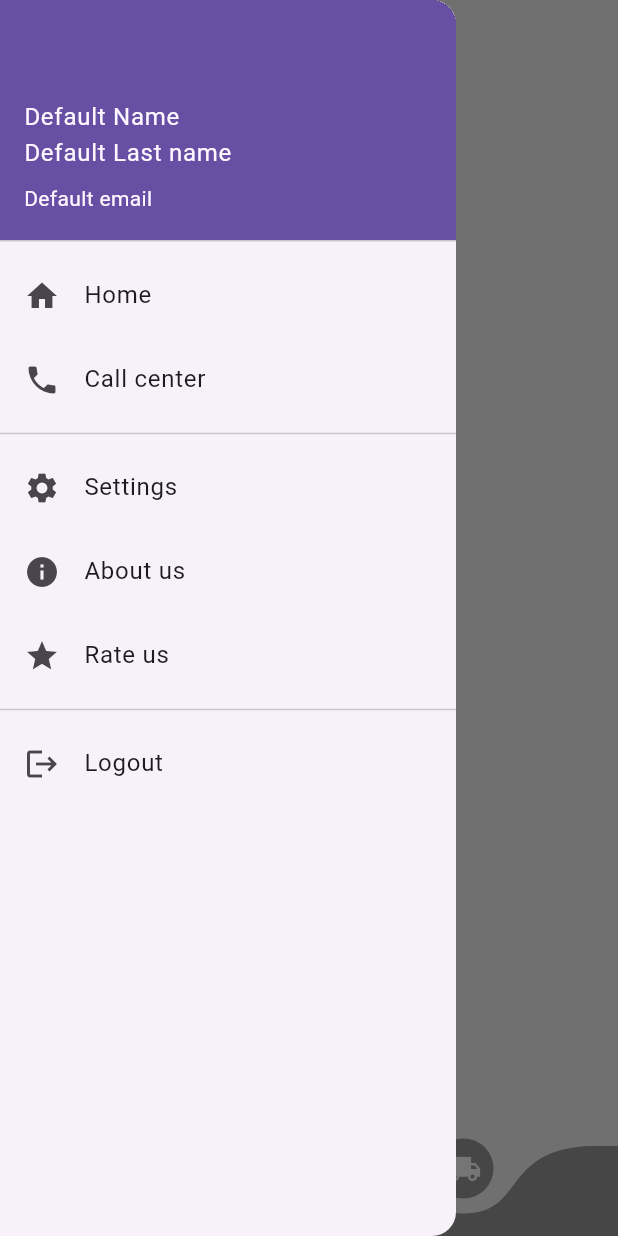
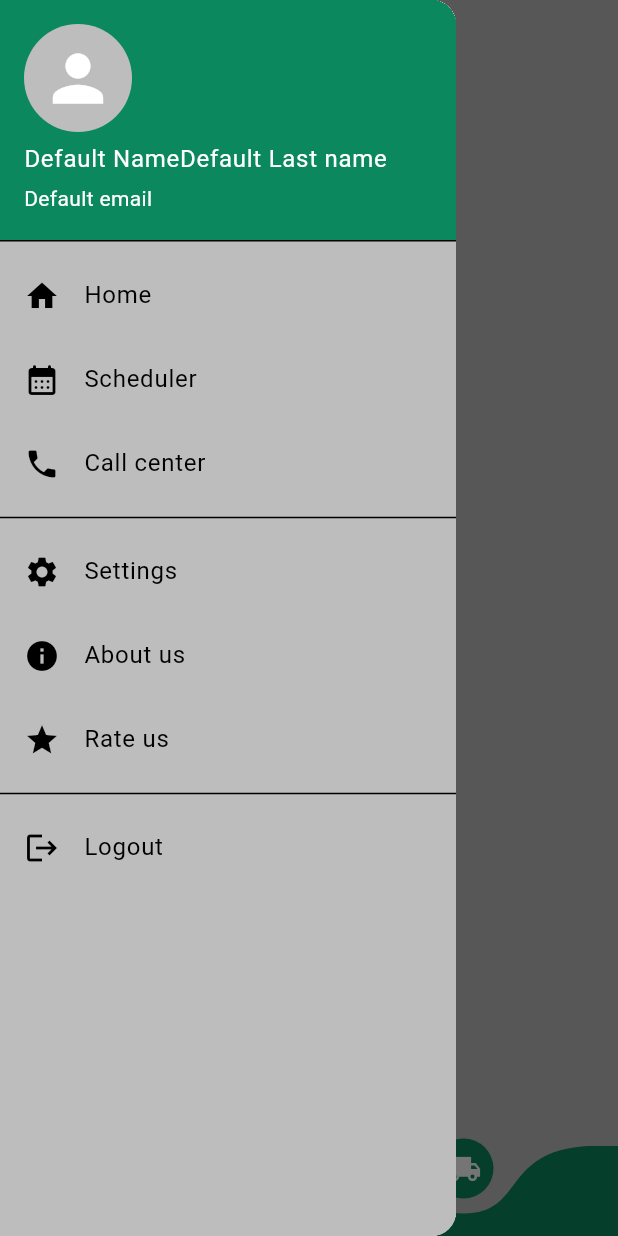
Before and after one commit to Vercixxx/fdfms_app, a Flutter app: the MainPage screen opened directly, item 2 of the bottom bar chosen, with the side drawer open, on a phone screen of 412 x 824 dp. Run offline on Flutter 3.47's test engine with Material 3 defaults, Android fonts, the phone set to English and light mode, and no system bars; drawn by our look-alikes of curved_labeled_navigation_bar; our stand-ins replace flutter_slidable, get_storage, material_design_icons_flutter, slide_to_act, table_calendar; missing offline and left inert: animated_snack_bar; accounts and stored records are empty; generated files the repository leaves out were written again; network calls fail.

Commit message:
Add new dependencies and update theme

```diff
--- a/lib/main.dart
+++ b/lib/main.dart
@@ -5,6 +5,7 @@ import 'package:get_storage/get_storage.dart';
 
 // My pages
 import 'pages/login_page.dart';
+import 'theme/theme.dart';
 
 void main() async {
   await GetStorage.init();
@@ -20,6 +21,8 @@ class MyApp extends StatelessWidget {
       debugShowCheckedModeBanner: false,
       title: 'FDFMS',
       home: LoginPage(),
+      theme: lightMode,
+      darkTheme: darkMode,
     );
   }
 }
--- a/lib/pages/delivery_home.dart
+++ b/lib/pages/delivery_home.dart
@@ -6,7 +6,7 @@ class DeliveryHome extends StatelessWidget {
   @override
   Widget build(BuildContext context) {
     return Scaffold(
-      backgroundColor: Colors.grey.shade100,
+      backgroundColor: Theme.of(context).colorScheme.background,
       body: Center(
         child: Column(
           mainAxisAlignment: MainAxisAlignment.center,
@@ -19,14 +19,13 @@ class DeliveryHome extends StatelessWidget {
                   children: [
                     Icon(
                       Icons.delivery_dining,
-                      color: Colors.blue
-                          .withOpacity(0.2), // make it semi-transparent
-                      size: 100.0, // adjust size as needed
+                      color: Colors.blue.withOpacity(0.2),
+                      size: 200.0,
                     ),
                     const Text(
                       'Your orders will appear here',
                       style: TextStyle(
-                        fontSize: 12,
+                        fontSize: 15,
                         fontWeight: FontWeight.bold,
                       ),
                     ),
--- a/lib/pages/login_page.dart
+++ b/lib/pages/login_page.dart
@@ -53,9 +53,9 @@ class _LoginPageState extends State<LoginPage> {
         begin: Alignment.topLeft,
         end: Alignment.bottomRight,
         colors: [
-          Color.fromARGB(255, 107, 199, 89),
-          Color.fromARGB(223, 87, 71, 143),
-          Color.fromARGB(255, 124, 62, 62),
+          Color.fromARGB(255, 12, 136, 95),
+          Color.fromARGB(113, 255, 255, 255),
+          Color.fromARGB(144, 250, 0, 217),
         ],
       )),
       child: Scaffold(
--- a/lib/pages/main_page.dart
+++ b/lib/pages/main_page.dart
@@ -33,8 +33,8 @@ class _MainPageState extends State<MainPage> {
 
       // Bottom menu
       bottomNavigationBar: CurvedNavigationBar(
-          backgroundColor: Colors.grey.shade100,
-          color: Color.fromARGB(97, 3, 0, 7),
+          backgroundColor: Theme.of(context).colorScheme.background,
+          color: Color.fromARGB(255, 12, 136, 95),
           animationDuration: const Duration(milliseconds: 200),
           height: 60,
           items: const [
@@ -60,25 +60,23 @@ class _MainPageState extends State<MainPage> {
 
       appBar: AppBar(
         centerTitle: true,
-        backgroundColor: Colors.grey.shade100,
+        backgroundColor: Theme.of(context).colorScheme.background,
         title: Text(
           _page == 0 ? 'Home' : 'Delivery',
-          style: TextStyle(
+          style: const TextStyle(
             fontSize: 20,
-            color: Color.fromARGB(255, 0, 0, 0),
             fontWeight: FontWeight.bold,
           ),
         ),
       ),
 
       body: Container(
-        color: Colors.deepPurple,
         child: Center(
           child: (_page == 0)
               ? FdfmsHome()
               : (_page == 1)
                   ? DeliveryHome()
-                  : Container(), // default case if _page is not 0 or 1
+                  : Container(),
         ),
       ),
     );
--- a/lib/pages/menu.dart
+++ b/lib/pages/menu.dart
@@ -1,36 +1,27 @@
 import 'package:flutter/material.dart';
 import 'package:get_storage/get_storage.dart';
+import 'package:flutter_slidable/flutter_slidable.dart';
 
-// Alert
-import '../components/alert.dart';
+// LogoutDialog
+import '../components/logout_dialog.dart';
 
 // My pages
 import '../pages/login_page.dart';
+import '../pages/settings.dart';
+import '../pages/scheduler.dart';
 
 class NavBar extends StatelessWidget {
   NavBar({Key? key}) : super(key: key);
 
   final storage = GetStorage();
 
-  void showMyDialog(
+  void invokeLogoutDialog(
     BuildContext context,
-      String title,
-      String dialogContext,
-      String leftButton,
-      String rightButton,
-      VoidCallback? leftButtonFunction,
-      VoidCallback? rightButtonFunction) {
+  ) {
     showDialog(
       context: context,
       builder: (BuildContext context) {
-        return MyDialog(
-          title: title,
-          context: dialogContext,
-          leftButton: leftButton,
-          rightButton: rightButton,
-          leftButtonFunction: leftButtonFunction!,
-          rightButtonFunction: rightButtonFunction!,
-        );
+        return LogoutDialog();
       },
     );
   }
@@ -38,31 +29,36 @@ class NavBar extends StatelessWidget {
   @override
   Widget build(BuildContext context) {
     Map<String, dynamic>? userData = storage.read('user_data');
-    String first_name =
+    String firstName =
         userData != null ? userData['first_name'] : 'Default Name';
-    String last_name =
+    String lastName =
         userData != null ? userData['last_name'] : 'Default Last name';
     String email = userData != null ? userData['email'] : 'Default email';
 
     return Drawer(
+      child: Container(
+        color: Theme.of(context).colorScheme.background,
         child: ListView(
           children: [
             UserAccountsDrawerHeader(
-            accountName: Column(
+              decoration: const BoxDecoration(
+                color: Color.fromARGB(255, 12, 136, 95),
+              ),
+              accountName: Row(
                 crossAxisAlignment: CrossAxisAlignment.start,
                 children: [
-                Text(first_name),
-                Text(last_name),
+                  Text(firstName),
+                  Text(lastName),
                 ],
               ),
               accountEmail: Text(email),
-            // currentAccountPicture: const CircleAvatar(
-            //   backgroundColor: Colors.white,
-            //   child: Icon(
-            //     Icons.person,
-            //     size: 50,
-            //   ),
-            // ),
+              currentAccountPicture: CircleAvatar(
+                backgroundColor: Theme.of(context).colorScheme.background,
+                child: Icon(
+                  Icons.person,
+                  size: 50,
+                ),
+              ),
             ),
 
             // Home
@@ -73,6 +69,19 @@ class NavBar extends StatelessWidget {
             ),
             // Home
 
+            // Scheduler
+            ListTile(
+              title: const Text('Scheduler'),
+              leading: const Icon(Icons.calendar_month_rounded),
+              onTap: () {
+                Navigator.push(
+                  context,
+                  MaterialPageRoute(builder: (context) => Scheduler()),
+                );
+              },
+            ),
+            // Scheduler
+
             // Phone center
             ListTile(
               title: const Text('Call center'),
@@ -81,13 +90,18 @@ class NavBar extends StatelessWidget {
             ),
             // Phone center
 
-          Divider(),
+            const Divider(),
 
             // Settings
             ListTile(
               title: const Text('Settings'),
               leading: const Icon(Icons.settings),
-            onTap: () => print('Settings'),
+              onTap: () {
+                Navigator.push(
+                  context,
+                  MaterialPageRoute(builder: (context) => SettingsPage()),
+                );
+              },
             ),
             // Settings
 
@@ -107,35 +121,19 @@ class NavBar extends StatelessWidget {
             ),
             // Rate
 
-          Divider(),
+            const Divider(),
 
             // Logout
             ListTile(
                 title: const Text('Logout'),
                 leading: const Icon(Icons.logout),
                 onTap: () {
-                showMyDialog(
-                  context,
-                  'Logout',
-                  'Are you sure?',
-                  'No',
-                  'Yes',
-                  () {
-                    Navigator.pop(context);
-                    Navigator.pop(context);
-                  },
-                  () {
-                    Navigator.pushReplacement(
-                      context,
-                      MaterialPageRoute(builder: (context) => LoginPage()),
-                    );
-                  },
-                  // Navigator.pop(context);
-                );
+                  invokeLogoutDialog(context);
                 }),
             // Logout
           ],
         ),
+      ),
     );
   }
 }
--- /dev/null
+++ b/lib/theme/theme.dart
@@ -0,0 +1,19 @@
+import 'package:flutter/material.dart';
+
+ThemeData lightMode = ThemeData(
+  brightness: Brightness.light,
+  colorScheme: ColorScheme.light(
+    background: Colors.grey.shade400,
+    primary: Color.fromARGB(255, 12, 136, 95),
+    secondary: Color.fromARGB(255, 255, 229, 180),
+  ),
+);
+
+ThemeData darkMode = ThemeData(
+  brightness: Brightness.dark,
+  colorScheme: ColorScheme.dark(
+    background: Colors.grey.shade900,
+    primary: Color.fromARGB(255, 12, 136, 95),
+    secondary: Color.fromARGB(255, 255, 229, 180),
+  ),
+);
--- a/pubspec.yaml
+++ b/pubspec.yaml
@@ -16,10 +16,14 @@ dependencies:
   get: ^4.6.5
   get_storage: ^2.1.1
   curved_labeled_navigation_bar: ^2.0.2
+  settings_ui: 2.0.2
+  flutter_slidable: ^3.1.0
   material_design_icons_flutter: 7.0.7296
   flutter_localizations:
     sdk: flutter
   animated_snack_bar: ^0.4.0
+  slide_to_act: ^2.0.2
+  table_calendar: ^3.0.9
 
 dev_dependencies:
   flutter_test:
```
Also changed, not shown: lib/components/alert.dart (deleted, +0 -92 lines), lib/components/logout_dialog.dart (added, +52 -0 lines), lib/components/switch.dart (added, +57 -0 lines), lib/pages/fdfms_home.dart (+3 -4 lines), lib/pages/scheduler.dart (added, +66 -0 lines), lib/pages/settings.dart (added, +98 -0 lines), pubspec.lock, 1 other file. Lines whose indentation alone changed are shown as unchanged.
